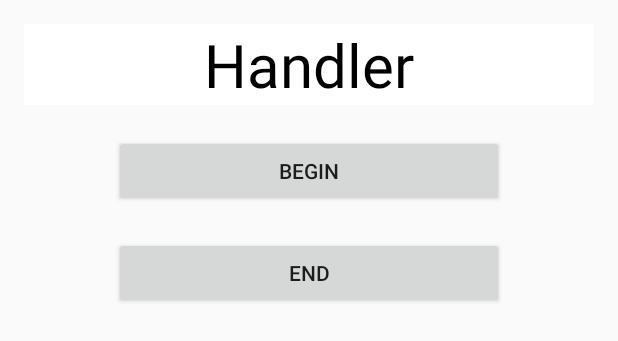
After one commit to kai25888/Application-Study, an Android app: the layout handler_main.xml on its own in the app's theme, with its tools: preview values and no code run, on a phone screen of 412 x 824 dp. The commit adds this screen. Shown: the top 341 px of the screen. Run offline under Robolectric (Android 15) with nearby library versions, the phone set to English and light mode, and no system bars.

Commit message:
[what] 1. 修改网络下载 Dowdload in Network  -- 优化2             2. 增加Handler项目 [why]             null [how]             null

```diff
--- /dev/null
+++ b/app/src/main/res/layout/handler_main.xml
@@ -0,0 +1,49 @@
+<?xml version="1.0" encoding="utf-8"?>
+<LinearLayout xmlns:android="http://schemas.android.com/apk/res/android"
+    xmlns:tools="http://schemas.android.com/tools"
+    android:id="@+id/main_layout"
+    android:layout_width="match_parent"
+    android:layout_height="match_parent"
+    android:gravity="center_horizontal"
+    android:orientation="vertical"
+    android:paddingBottom="@dimen/activity_vertical_margin"
+    android:paddingLeft="@dimen/activity_horizontal_margin"
+    android:paddingRight="@dimen/activity_horizontal_margin"
+    android:paddingTop="@dimen/activity_vertical_margin"
+    tools:context=".MainActivity">
+
+    <TextView
+        android:id="@+id/title"
+        android:layout_width="match_parent"
+        android:layout_height="wrap_content"
+        android:background="@drawable/textview_select"
+        android:clickable="true"
+        android:ellipsize="marquee"
+        android:gravity="center"
+        android:singleLine="true"
+        android:text="@string/handler"
+        android:textColor="@drawable/color"
+        android:textSize="40dp" />
+
+    <ProgressBar
+        android:id="@+id/progressBar"
+        style="?android:attr/progressBarStyleHorizontal"
+        android:layout_width="match_parent"
+        android:layout_height="wrap_content"
+        android:max="100"
+        android:visibility="gone" />
+
+    <Button
+        android:id="@+id/begin"
+        android:layout_width="260dp"
+        android:layout_height="wrap_content"
+        android:layout_marginTop="20dp"
+        android:text="@string/begin" />
+
+    <Button
+        android:id="@+id/end"
+        android:layout_width="260dp"
+        android:layout_height="wrap_content"
+        android:layout_marginTop="20dp"
+        android:text="@string/end" />
+</LinearLayout>
--- a/app/src/main/res/values/strings.xml
+++ b/app/src/main/res/values/strings.xml
@@ -12,4 +12,7 @@
     <string name="down_file">file</string>
     <string name="down_other">other</string>
     <string name="download_title">DownLoad In NertWork</string>
+    <string name="begin">begin</string>
+    <string name="end">end</string>
+    <string name="handler">Handler</string>
 </resources>
```
Also changed, not shown: 2 other files.
